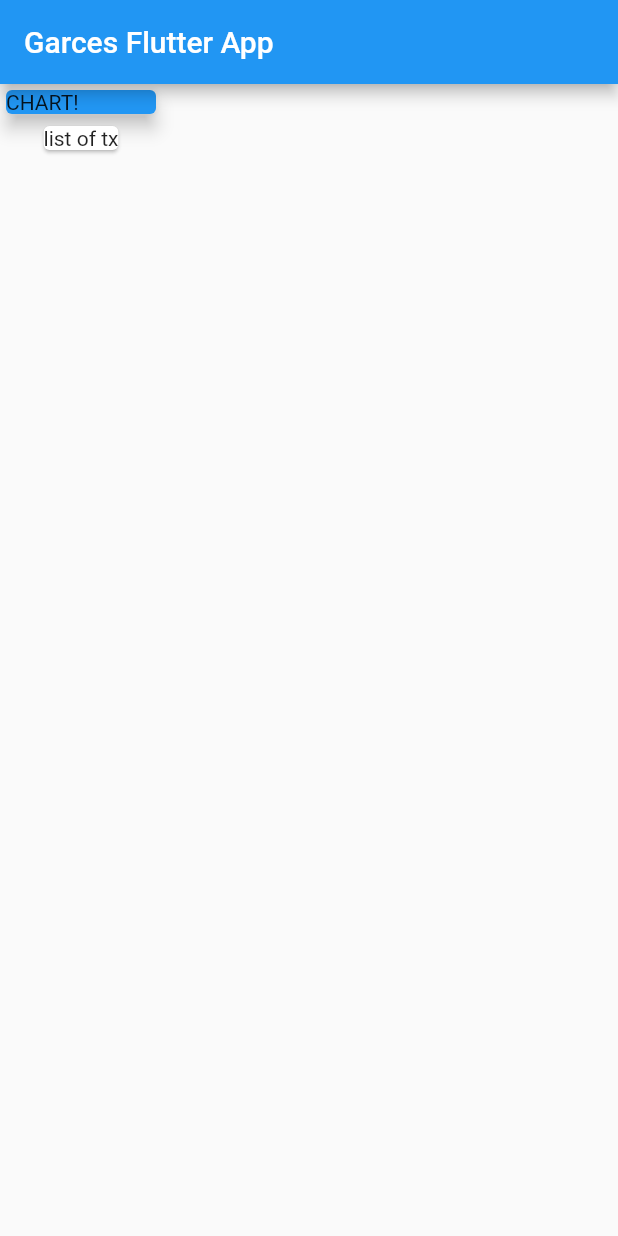
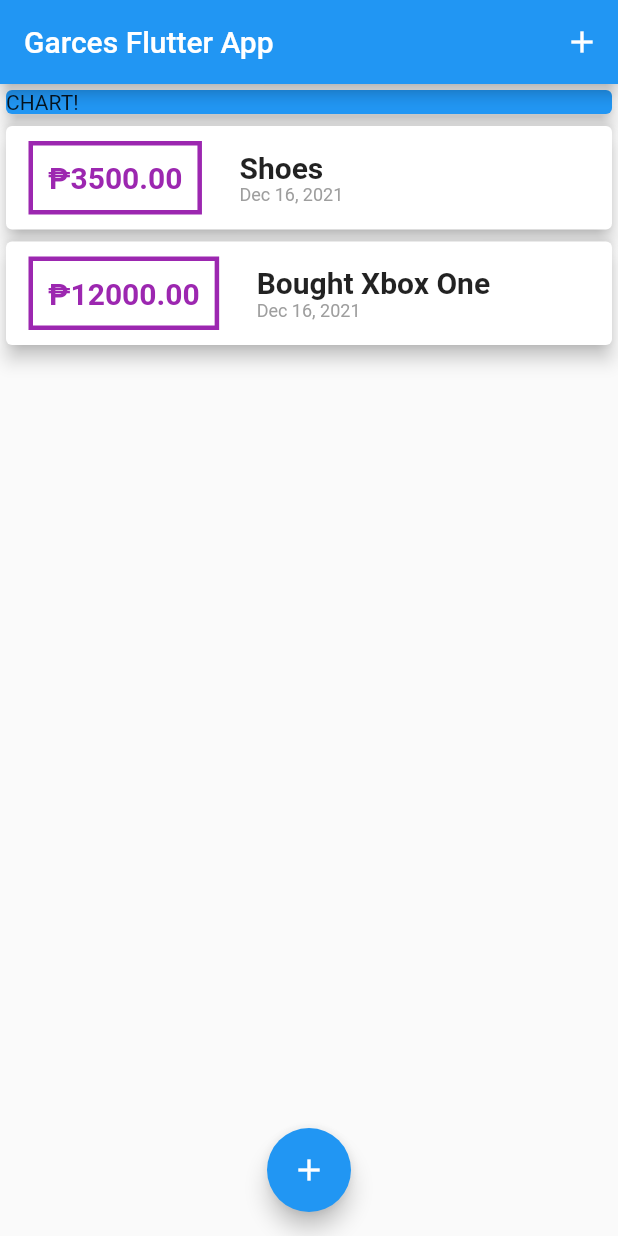
Before and after one commit to MasterChiefCarl/Garces_ExpenseApp_MobileDev, a Flutter app: the screen it shows after launch, on a phone screen of 412 x 824 dp. Run offline on Flutter 3.47's test engine with Material 2 defaults, Android fonts, the light colour scheme and no system bars.

Commit message:
check point
taking a break for after working for 7 hours heheheh

```diff
--- a/garcesexpense_app2k21/lib/main.dart
+++ b/garcesexpense_app2k21/lib/main.dart
@@ -1,6 +1,9 @@
-// ignore_for_file: prefer_const_constructors, prefer_const_literals_to_create_immutables
+// ignore_for_file: prefer_const_constructors, prefer_const_literals_to_create_immutables, use_key_in_widget_constructors
 
 import 'package:flutter/material.dart';
+import 'model/model_e.dart';
+import 'widgets/add_entry.dart';
+import 'widgets/list_entry.dart';
 
 void main() {
   runApp(const MyApp());
@@ -17,29 +20,80 @@ class MyApp extends StatelessWidget {
         primarySwatch: Colors.blue,
       ),
       home: MyHomePage(),
-      debugShowCheckedModeBanner:false,
+      debugShowCheckedModeBanner: false,
     );
   }
 }
 
-class MyHomePage extends StatelessWidget {
-  const MyHomePage({Key? key}) : super(key: key);
+class MyHomePage extends StatefulWidget {
+  @override
+  State<MyHomePage> createState() => _MyHomePageState();
+}
+
+class _MyHomePageState extends State<MyHomePage> {
+  final List<Entry> _userEntries = [
+    Entry(id: '001', title: 'Shoes', amount: 3500.00, date: DateTime.now()),
+    Entry(
+        id: '002',
+        title: 'Bought Xbox One',
+        amount: 12000.00,
+        date: DateTime.now())
+  ];
+
+  void _addNewEntry(String title, double amount) {
+    final newEntry = Entry(
+        title: title,
+        amount: amount,
+        date: DateTime.now(),
+        id: DateTime.now().toString());
+
+    setState(() {
+      _userEntries.add(newEntry);
+    });
+  }
+
+  void _startaddNewEntry(BuildContext ce) {
+    showModalBottomSheet(
+      context: ce,
+      builder: (_) {
+        return GestureDetector(
+          onTap:(){},
+          child: NewEntry(_addNewEntry),
+          behavior:HitTestBehavior.opaque,
+          );
+      },
+    );
+  }
 
   @override
   Widget build(BuildContext context) {
     return Scaffold(
-        appBar: AppBar(title: Text('Garces Flutter App')),
-        body: Column(
+      appBar: AppBar(
+        title: Text('Garces Flutter App'),
+        actions: <Widget>[IconButton(onPressed: ()=> _startaddNewEntry(context), icon: Icon(Icons.add))],
+      ),
+      body: SingleChildScrollView(
+        child: Column(
+          mainAxisAlignment: MainAxisAlignment.start,
+          crossAxisAlignment: CrossAxisAlignment.stretch,
           children: <Widget>[
-            Card(
-              color:Colors.blue,
-              child: Container(width:100,child:Text('CHART!')),
-              elevation: 5,
+            Container(
+              width: double.infinity,
+              child: Card(
+                color: Colors.blue,
+                child: Text('CHART!'),
+                elevation: 5,
+              ),
             ),
-            Card(
-              child: Text('list of tx')
-              ),
+            EntryList(_userEntries),
           ],
-        ));
+        ),
+      ),
+      floatingActionButtonLocation: FloatingActionButtonLocation.centerFloat,
+      floatingActionButton: FloatingActionButton(
+        child: Icon(Icons.add),
+        onPressed: ()=> _startaddNewEntry(context),
+      ),
+    );
   }
 }
--- /dev/null
+++ b/garcesexpense_app2k21/lib/model/model_e.dart
@@ -0,0 +1,15 @@
+class Entry {
+  final String id;
+  final String title;
+  final double amount;
+  final DateTime date;
+
+  Entry (
+      {
+      required this.id,
+      required this.title,
+      required this.amount,
+      required this.date
+      }
+  );
+}
--- /dev/null
+++ b/garcesexpense_app2k21/lib/widgets/list_entry.dart
@@ -0,0 +1,62 @@
+// ignore_for_file: prefer_const_constructors, use_key_in_widget_constructors, prefer_const_constructors_in_immutables
+
+import 'package:flutter/material.dart';
+import 'package:garcesexpense_app2k21/model/model_e.dart';
+import 'package:intl/intl.dart';
+
+class EntryList extends StatelessWidget {
+  final List<Entry> entries;
+  EntryList(this.entries);
+
+
+  @override
+  Widget build(BuildContext context) {
+    return Container(
+      height:550,
+      child: ListView.builder(
+        itemBuilder: (cx,index){
+          return Card(
+            elevation: 5,
+            child: Container(
+              child: Row(
+                children: <Widget>[
+                  Container(
+                    margin: EdgeInsets.symmetric(vertical: 10, horizontal: 15),
+                    child: Text(
+                      '\u20B1${entries[index].amount.toStringAsFixed(2)}',
+                      style: TextStyle(
+                        fontWeight: FontWeight.bold,
+                        fontSize: 20,
+                        color: Colors.purple,
+                      ),
+                    ),
+                    decoration: BoxDecoration(
+                      border: Border.all(
+                        color: Colors.purple,
+                        width: 3,
+                      ),
+                    ),
+                    padding: EdgeInsets.all(10),
+                  ),
+                  SizedBox(width: 10),
+                  Column(
+                      crossAxisAlignment: CrossAxisAlignment.start,
+                      children: <Widget>[
+                        Text(entries[index].title,
+                            style: TextStyle(
+                              fontWeight: FontWeight.bold,
+                              fontSize: 20,
+                            )),
+                        Text(DateFormat.yMMMd().format(entries[index].date),
+                            style: TextStyle(fontSize: 12, color: Colors.grey)),
+                      ])
+                ],
+              ),
+            ),
+          );
+        },
+        itemCount: entries.length,
+      ),
+    );
+  }
+}
--- a/garcesexpense_app2k21/pubspec.yaml
+++ b/garcesexpense_app2k21/pubspec.yaml
@@ -29,7 +29,7 @@ environment:
 dependencies:
   flutter:
     sdk: flutter
-
+  intl: ^0.17.0
 
   # The following adds the Cupertino Icons font to your application.
   # Use with the CupertinoIcons class for iOS style icons.
```
Also changed, not shown: garcesexpense_app2k21/lib/widgets/add_entry.dart (added, +65 -0 lines), garcesexpense_app2k21/lib/widgets/user_entry.dart (added, +27 -0 lines), garcesexpense_app2k21/pubspec.lock.
